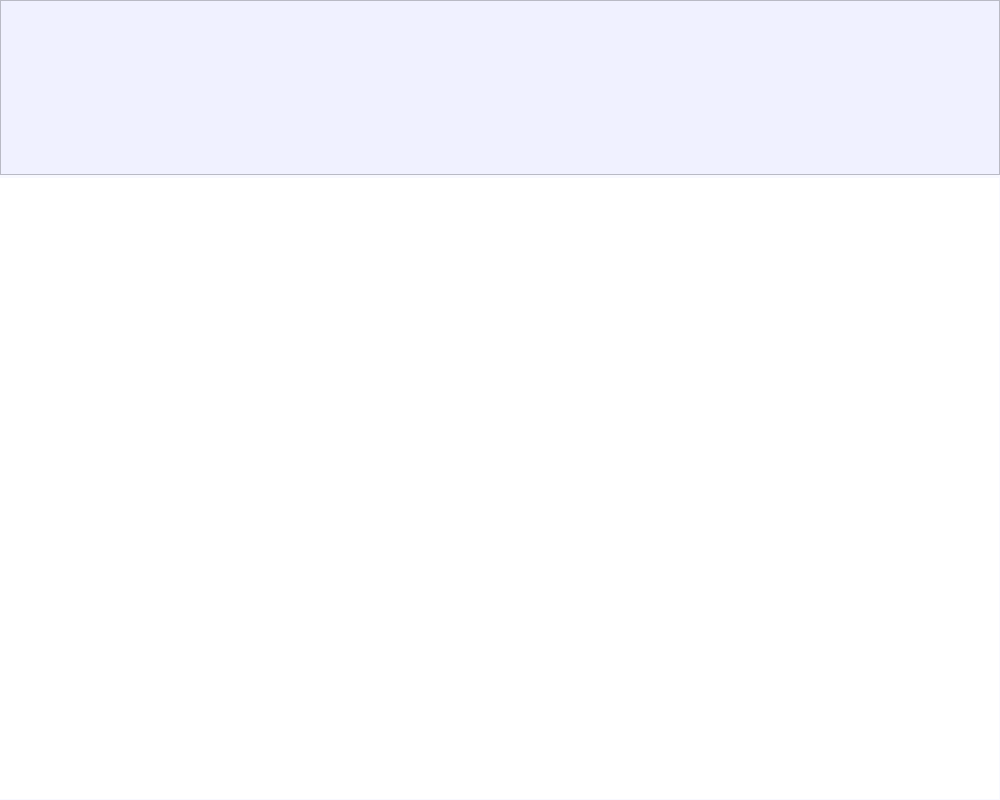
1pavesh1/QtSocialNetwork, file ClientSocialNetwork/FeedWindow.ui: the form before one commit.
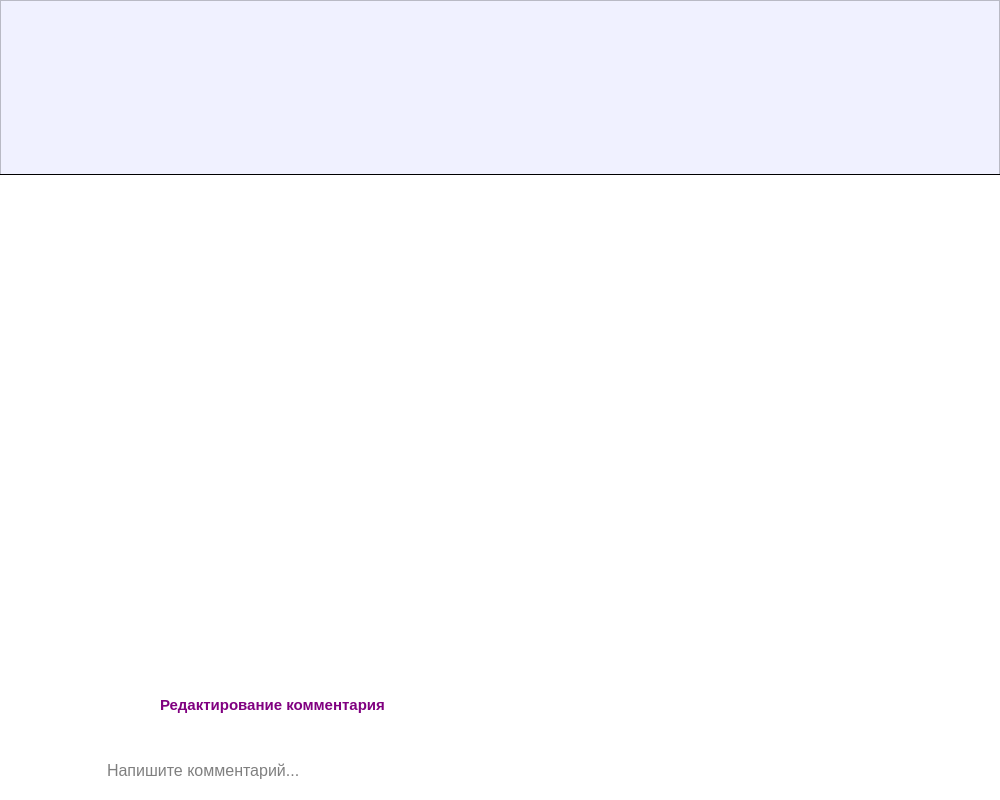
The form after the commit. Icons and pictures are not drawn.

```diff
--- a/ClientSocialNetwork/FeedWindow.ui
+++ b/ClientSocialNetwork/FeedWindow.ui
@@ -30,7 +30,7 @@
     <normaloff>:/IMG/IMG/logoSN.png</normaloff>:/IMG/IMG/logoSN.png</iconset>
   </property>
   <property name="styleSheet">
-   <string notr="true">background-color: rgb(248, 249, 255);</string>
+   <string notr="true">background-color: white;</string>
   </property>
   <widget class="QPushButton" name="openMenuButton">
    <property name="geometry">
@@ -76,7 +76,7 @@
    <property name="styleSheet">
     <string notr="true">QPushButton 
 {
-	background-color: rgb(248, 249, 255);
+	background-color: white;
     border-radius: 30px;
 }
 
@@ -103,7 +103,7 @@
     </size>
    </property>
   </widget>
-  <widget class="QPushButton" name="updateFeedPostsButton">
+  <widget class="QPushButton" name="updateFeedButton">
    <property name="geometry">
     <rect>
      <x>799</x>
@@ -118,7 +118,7 @@
    <property name="styleSheet">
     <string notr="true">QPushButton 
 {
-	background-color: rgb(248, 249, 255);
+	background-color: white;
     border-radius: 30px;
 }
 
@@ -154,18 +154,6 @@
      <height>175</height>
     </rect>
    </property>
-   <property name="minimumSize">
-    <size>
-     <width>1000</width>
-     <height>175</height>
-    </size>
-   </property>
-   <property name="maximumSize">
-    <size>
-     <width>1000</width>
-     <height>175</height>
-    </size>
-   </property>
    <property name="styleSheet">
     <string notr="true">background-color: rgb(240, 241, 255);</string>
    </property>
@@ -199,7 +187,7 @@
     </property>
     <property name="icon">
      <iconset resource="IMG.qrc">
-      <normaloff>:/IMG/IMG/DefultProfile75x75.png</normaloff>:/IMG/IMG/DefultProfile75x75.png</iconset>
+      <normaloff>:/IMG/IMG/DefultProfile75x75SN.png</normaloff>:/IMG/IMG/DefultProfile75x75SN.png</iconset>
     </property>
     <property name="iconSize">
      <size>
@@ -472,17 +460,43 @@
   <widget class="QListWidget" name="postList">
    <property name="geometry">
     <rect>
-     <x>-1</x>
-     <y>178</y>
-     <width>1000</width>
-     <height>621</height>
+     <x>100</x>
+     <y>180</y>
+     <width>800</width>
+     <height>611</height>
     </rect>
    </property>
+   <property name="mouseTracking">
+    <bool>true</bool>
+   </property>
+   <property name="focusPolicy">
+    <enum>Qt::FocusPolicy::StrongFocus</enum>
+   </property>
    <property name="styleSheet">
-    <string notr="true">QListWidget
+    <string notr="true">QListWidget 
 {
-    background-color: white;
+	outline: 0;
     border: none;
+    background: transparent;
+}
+
+QListWidget::item 
+{
+	border: none;
+    background: transparent;
+    padding: 0px;
+    margin: 0px;
+}
+
+QListWidget::item:selected 
+{
+	background: transparent;
+	border: none;
+}
+
+QListWidget::item:hover 
+{
+	background: transparent;
 }
 
 QPushButton 
@@ -587,6 +601,9 @@
 	background: none;
 }</string>
    </property>
+   <property name="frameShape">
+    <enum>QFrame::Shape::NoFrame</enum>
+   </property>
   </widget>
   <widget class="QPushButton" name="addPostButton">
    <property name="geometry">
@@ -603,7 +620,7 @@
    <property name="styleSheet">
     <string notr="true">QPushButton 
 {
-	background-color: rgb(248, 249, 255);
+	background-color: white;
     border-radius: 30px;
 }
 
@@ -690,15 +707,432 @@
     <enum>Qt::Orientation::Horizontal</enum>
    </property>
   </widget>
+  <widget class="Line" name="line_2">
+   <property name="geometry">
+    <rect>
+     <x>0</x>
+     <y>174</y>
+     <width>1001</width>
+     <height>1</height>
+    </rect>
+   </property>
+   <property name="styleSheet">
+    <string notr="true">background-color: black;</string>
+   </property>
+   <property name="lineWidth">
+    <number>3</number>
+   </property>
+   <property name="orientation">
+    <enum>Qt::Orientation::Horizontal</enum>
+   </property>
+  </widget>
+  <widget class="QFrame" name="commentPostFrame">
+   <property name="geometry">
+    <rect>
+     <x>100</x>
+     <y>180</y>
+     <width>800</width>
+     <height>611</height>
+    </rect>
+   </property>
+   <property name="styleSheet">
+    <string notr="true">QFrame
+{
+    background-color: white;
+    border: none;
+}</string>
+   </property>
+   <property name="frameShape">
+    <enum>QFrame::Shape::StyledPanel</enum>
+   </property>
+   <property name="frameShadow">
+    <enum>QFrame::Shadow::Raised</enum>
+   </property>
+   <widget class="QPushButton" name="backButton">
+    <property name="geometry">
+     <rect>
+      <x>10</x>
+      <y>10</y>
+      <width>51</width>
+      <height>31</height>
+     </rect>
+    </property>
+    <property name="cursor">
+     <cursorShape>PointingHandCursor</cursorShape>
+    </property>
+    <property name="styleSheet">
+     <string notr="true">QPushButton 
+{
+	background-color: white;
+    border-radius: 45px;
+}</string>
+    </property>
+    <property name="text">
+     <string/>
+    </property>
+    <property name="icon">
+     <iconset resource="IMG.qrc">
+      <normaloff>:/IMG/IMG/BackPin60x60SN.png</normaloff>:/IMG/IMG/BackPin60x60SN.png</iconset>
+    </property>
+    <property name="iconSize">
+     <size>
+      <width>40</width>
+      <height>40</height>
+     </size>
+    </property>
+   </widget>
+   <widget class="QLineEdit" name="commentLineEdit">
+    <property name="geometry">
+     <rect>
+      <x>0</x>
+      <y>570</y>
+      <width>741</width>
+      <height>41</height>
+     </rect>
+    </property>
+    <property name="font">
+     <font>
+      <family>Arial</family>
+      <pointsize>12</pointsize>
+     </font>
+    </property>
+    <property name="styleSheet">
+     <string notr="true">QLineEdit
+{
+	padding: 5px;
+	border: none;
+}</string>
+    </property>
+    <property name="text">
+     <string/>
+    </property>
+    <property name="placeholderText">
+     <string>Напишите комментарий...</string>
+    </property>
+   </widget>
+   <widget class="QPushButton" name="sendCommentButton">
+    <property name="geometry">
+     <rect>
+      <x>740</x>
+      <y>570</y>
+      <width>41</width>
+      <height>41</height>
+     </rect>
+    </property>
+    <property name="cursor">
+     <cursorShape>PointingHandCursor</cursorShape>
+    </property>
+    <property name="styleSheet">
+     <string notr="true">QPushButton 
+{
+	background-color: white;
+    border-radius: 45px;
+}</string>
+    </property>
+    <property name="text">
+     <string/>
+    </property>
+    <property name="icon">
+     <iconset resource="IMG.qrc">
+      <normaloff>:/IMG/IMG/SendCommentMsgPin60x60SN.png</normaloff>:/IMG/IMG/SendCommentMsgPin60x60SN.png</iconset>
+    </property>
+    <property name="iconSize">
+     <size>
+      <width>45</width>
+      <height>45</height>
+     </size>
+    </property>
+   </widget>
+   <widget class="QLabel" name="namePostLabel">
+    <property name="geometry">
+     <rect>
+      <x>70</x>
+      <y>0</y>
+      <width>731</width>
+      <height>31</height>
+     </rect>
+    </property>
+    <property name="font">
+     <font>
+      <family>Arial</family>
+      <pointsize>12</pointsize>
+      <bold>true</bold>
+     </font>
+    </property>
+    <property name="text">
+     <string/>
+    </property>
+   </widget>
+   <widget class="QLabel" name="countCommentsPostLabel">
+    <property name="geometry">
+     <rect>
+      <x>70</x>
+      <y>30</y>
+      <width>731</width>
+      <height>31</height>
+     </rect>
+    </property>
+    <property name="font">
+     <font>
+      <family>Arial</family>
+      <pointsize>10</pointsize>
+      <bold>false</bold>
+     </font>
+    </property>
+    <property name="styleSheet">
+     <string notr="true">QLabel
+{
+	color: grey;
+}</string>
+    </property>
+    <property name="text">
+     <string/>
+    </property>
+   </widget>
+   <widget class="QListWidget" name="commentList">
+    <property name="geometry">
+     <rect>
+      <x>10</x>
+      <y>60</y>
+      <width>781</width>
+      <height>511</height>
+     </rect>
+    </property>
+    <property name="styleSheet">
+     <string notr="true">QScrollBar:vertical 
+{
+	border: none;
+    background: #f5f5f5;
+    width: 10px;
+    margin: 0px 0px 0px 0px;
+}
+
+QScrollBar::handle:vertical 
+{
+	background: #c1c1c1;
+    min-height: 20px;
+    border-radius: 5px;
+}
+
+QScrollBar::handle:vertical:hover 
+{
+	background: #a8a8a8;
+}
+
+QScrollBar::handle:vertical:pressed
+{
+	background: #787878;
+}
+
+QScrollBar::add-line:vertical 
+{
+	border: none;
+    background: none;
+    height: 0px;
+    subcontrol-position: bottom;
+    subcontrol-origin: margin;
+}
+
+QScrollBar::sub-line:vertical 
+{
+	border: none;
+	background: none;
+	height: 0px;
+	subcontrol-position: top;
+	subcontrol-origin: margin;
+}
+
+QScrollBar::add-page:vertical, QScrollBar::sub-page:vertical 
+{
+	background: none;
+}
+
+QScrollBar:horizontal 
+{
+	border: none;
+    background: #f5f5f5;
+    height: 10px;
+    margin: 0px 0px 0px 0px;
+}
+
+QScrollBar::handle:horizontal 
+{
+    background: #c1c1c1;
+    min-width: 20px;
+	border-radius: 5px;
+}
+
+QScrollBar::handle:horizontal:hover 
+{
+	background: #a8a8a8;
+}
+
+QScrollBar::handle:horizontal:pressed 
+{
+	background: #787878;
+}
+
+QScrollBar::add-line:horizontal 
+{
+    border: none;
+    background: none;
+    width: 0px;
+    subcontrol-position: right;
+	subcontrol-origin: margin;
+}
+
+QScrollBar::sub-line:horizontal 
+{
+    border: none;
+    background: none;
+    width: 0px;
+    subcontrol-position: left;
+	subcontrol-origin: margin;
+}
+
+QScrollBar::add-page:horizontal, QScrollBar::sub-page:horizontal
+{
+	background: none;
+}</string>
+    </property>
+   </widget>
+   <widget class="QFrame" name="editCommentFrame">
+    <property name="geometry">
+     <rect>
+      <x>0</x>
+      <y>509</y>
+      <width>801</width>
+      <height>62</height>
+     </rect>
+    </property>
+    <property name="frameShape">
+     <enum>QFrame::Shape::StyledPanel</enum>
+    </property>
+    <property name="frameShadow">
+     <enum>QFrame::Shadow::Raised</enum>
+    </property>
+    <widget class="QLabel" name="editLabel">
+     <property name="geometry">
+      <rect>
+       <x>60</x>
+       <y>5</y>
+       <width>231</width>
+       <height>21</height>
+      </rect>
+     </property>
+     <property name="font">
+      <font>
+       <family>Arial</family>
+       <pointsize>11</pointsize>
+       <bold>true</bold>
+      </font>
+     </property>
+     <property name="styleSheet">
+      <string notr="true">QLabel
+{
+	color: purple;
+}</string>
+     </property>
+     <property name="text">
+      <string>Редактирование комментария</string>
+     </property>
+    </widget>
+    <widget class="QLabel" name="editCommentLabel">
+     <property name="geometry">
+      <rect>
+       <x>60</x>
+       <y>30</y>
+       <width>671</width>
+       <height>31</height>
+      </rect>
+     </property>
+     <property name="font">
+      <font>
+       <family>Arial</family>
+       <pointsize>11</pointsize>
+      </font>
+     </property>
+     <property name="text">
+      <string/>
+     </property>
+    </widget>
+    <widget class="QPushButton" name="cancelEditComment">
+     <property name="geometry">
+      <rect>
+       <x>750</x>
+       <y>0</y>
+       <width>51</width>
+       <height>61</height>
+      </rect>
+     </property>
+     <property name="cursor">
+      <cursorShape>PointingHandCursor</cursorShape>
+     </property>
+     <property name="styleSheet">
+      <string notr="true">QPushButton 
+{
+    border-radius: 15px;
+}</string>
+     </property>
+     <property name="text">
+      <string/>
+     </property>
+     <property name="icon">
+      <iconset resource="IMG.qrc">
+       <normaloff>:/IMG/IMG/CancelPin512x512SN.png</normaloff>:/IMG/IMG/CancelPin512x512SN.png</iconset>
+     </property>
+     <property name="iconSize">
+      <size>
+       <width>30</width>
+       <height>30</height>
+      </size>
+     </property>
+    </widget>
+    <widget class="QPushButton" name="editButton">
+     <property name="geometry">
+      <rect>
+       <x>10</x>
+       <y>7</y>
+       <width>41</width>
+       <height>51</height>
+      </rect>
+     </property>
+     <property name="cursor">
+      <cursorShape>ArrowCursor</cursorShape>
+     </property>
+     <property name="styleSheet">
+      <string notr="true">QPushButton 
+{
+    border-radius: 15px;
+}</string>
+     </property>
+     <property name="text">
+      <string/>
+     </property>
+     <property name="icon">
+      <iconset resource="IMG.qrc">
+       <normaloff>:/IMG/IMG/EditMsg512x512SN.png</normaloff>:/IMG/IMG/EditMsg512x512SN.png</iconset>
+     </property>
+     <property name="iconSize">
+      <size>
+       <width>40</width>
+       <height>40</height>
+      </size>
+     </property>
+    </widget>
+   </widget>
+  </widget>
   <zorder>openMenuButton</zorder>
   <zorder>notificationButton</zorder>
-  <zorder>updateFeedPostsButton</zorder>
+  <zorder>updateFeedButton</zorder>
   <zorder>searchButton</zorder>
   <zorder>postList</zorder>
   <zorder>addPostButton</zorder>
   <zorder>searchText</zorder>
   <zorder>line</zorder>
   <zorder>menuTableFrame</zorder>
+  <zorder>line_2</zorder>
+  <zorder>commentPostFrame</zorder>
  </widget>
  <resources>
   <include location="IMG.qrc"/>
```
